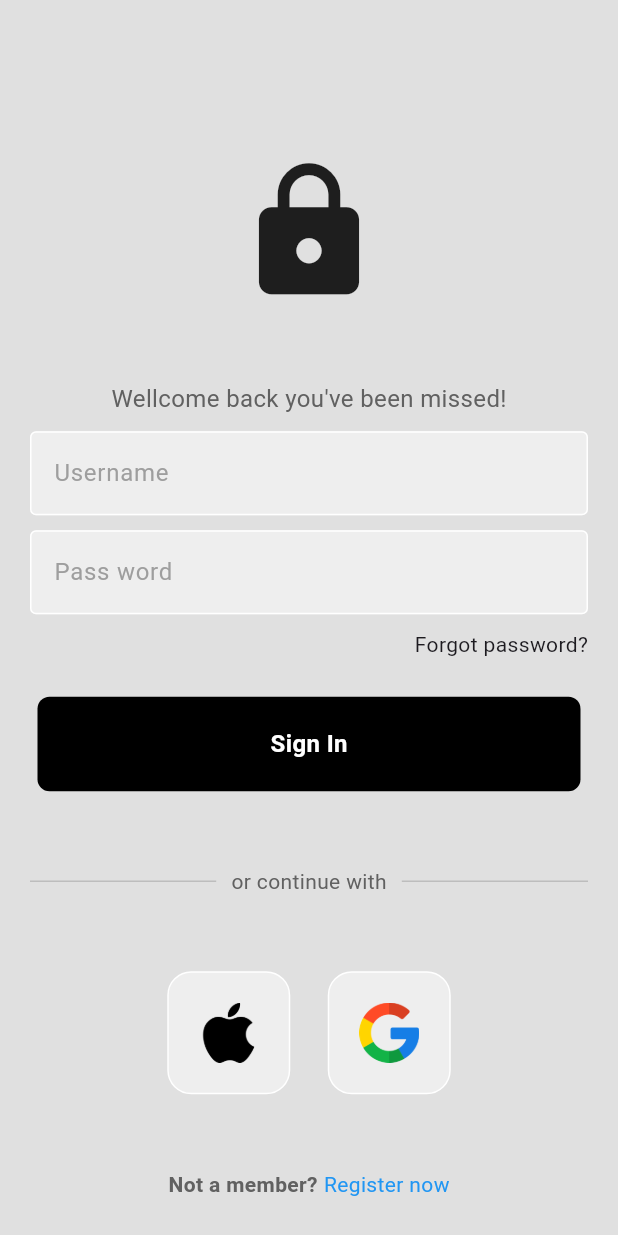
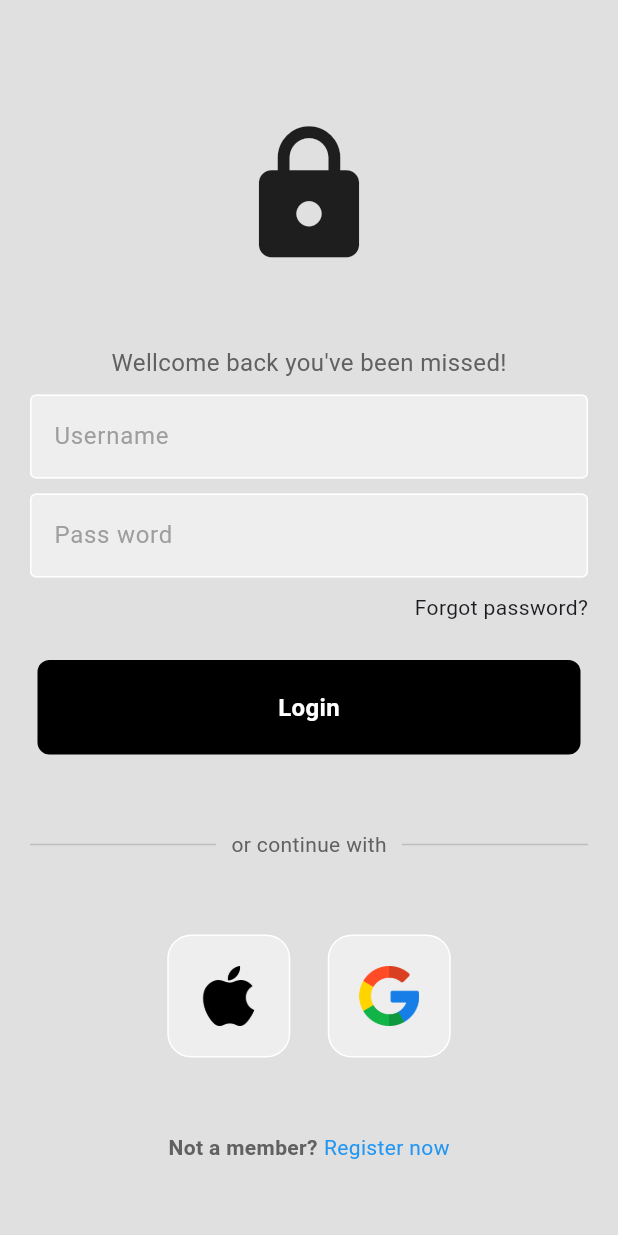
Before and after one commit to rornmarin/firebase-crud, a Flutter app: the screen it shows after launch, on a phone screen of 412 x 824 dp. Run offline on Flutter 3.47's test engine with Material 2 defaults, Android fonts, the phone set to English and light mode, and no system bars; our stand-ins replace firebase_auth, firebase_core, get; accounts and stored records are empty.

Commit message:
Update Signin

```diff
--- a/lib/components/my_button.dart
+++ b/lib/components/my_button.dart
@@ -1,8 +1,9 @@
 import 'package:flutter/material.dart';
 
 class Mybutton extends StatelessWidget {
+  final String? label;
   final Function()? onTap;
-  const Mybutton({super.key, required this.onTap});
+  const Mybutton({super.key, required this.onTap, this.label});
 
   @override
   Widget build(BuildContext context) {
@@ -13,10 +14,10 @@ class Mybutton extends StatelessWidget {
         margin: const EdgeInsets.symmetric(horizontal: 25),
         decoration: BoxDecoration(
             color: Colors.black, borderRadius: BorderRadius.circular(8)),
-        child: const Center(
+        child: Center(
           child: Text(
-            "Sign In",
-            style: TextStyle(
+            "$label",
+            style: const TextStyle(
                 color: Colors.white, fontSize: 16, fontWeight: FontWeight.bold),
           ),
         ),
--- a/lib/components/my_textfile.dart
+++ b/lib/components/my_textfile.dart
@@ -2,7 +2,8 @@
 import 'package:flutter/material.dart';
 
 class MytextFile extends StatelessWidget {
-  final controller;
+  final TextEditingController? controller;
+  final void Function(String)? onchanged;
   final String hintText;
   final bool obscursText;
   const MytextFile({
@@ -10,6 +11,7 @@ class MytextFile extends StatelessWidget {
     required this.controller,
     required this.hintText,
     required this.obscursText,
+    this.onchanged,
   }) : super(key: key);
 
   @override
@@ -17,6 +19,7 @@ class MytextFile extends StatelessWidget {
     return Padding(
       padding: const EdgeInsets.symmetric(horizontal: 20),
       child: TextField(
+        onChanged: onchanged,
         controller: controller,
         obscureText: obscursText,
         decoration: InputDecoration(
--- a/lib/components/user_card.dart
+++ b/lib/components/user_card.dart
@@ -1,5 +1,5 @@
-import 'package:firebase_test/add_user.dart';
-import 'package:firebase_test/edit_user.dart';
+import 'package:firebase_test/screen/add_user.dart';
+import 'package:firebase_test/screen/edit_user.dart';
 import 'package:flutter/material.dart';
 
 class UserCard extends StatelessWidget {
--- a/lib/loginpage.dart
+++ /dev/null
@@ -1,146 +0,0 @@
-import 'package:firebase_test/components/my_textfile.dart';
-import 'package:firebase_test/components/square_title.dart';
-import 'package:firebase_test/homescreen.dart';
-import 'package:flutter/material.dart';
-
-import 'components/my_button.dart';
-
-class LoginPage extends StatelessWidget {
-  LoginPage({super.key});
-
-  final userController = TextEditingController();
-  final passwordController = TextEditingController();
-
-  // void signUserIn() {}
-
-  @override
-  Widget build(BuildContext context) {
-    return Scaffold(
-      backgroundColor: Colors.grey[300],
-      body: SafeArea(
-        child: Center(
-          child: Column(
-            mainAxisAlignment: MainAxisAlignment.center,
-            children: [
-              const SizedBox(
-                height: 80,
-              ),
-              const Icon(
-                Icons.lock,
-                size: 100,
-              ),
-              const SizedBox(
-                height: 50,
-              ),
-              Text(
-                "Wellcome back you've been missed!",
-                style: TextStyle(color: Colors.grey[700], fontSize: 16),
-              ),
-              const SizedBox(
-                height: 10,
-              ),
-              MytextFile(
-                  controller: userController,
-                  hintText: "Username",
-                  obscursText: false),
-              const SizedBox(
-                height: 10,
-              ),
-              MytextFile(
-                  controller: passwordController,
-                  hintText: "Pass word",
-                  obscursText: true),
-              const SizedBox(
-                height: 10,
-              ),
-              const Padding(
-                padding: EdgeInsets.symmetric(horizontal: 20),
-                child: Row(
-                  mainAxisAlignment: MainAxisAlignment.end,
-                  children: [
-                    Text("Forgot password?"),
-                  ],
-                ),
-              ),
-              const SizedBox(
-                height: 25,
-              ),
-              Mybutton(
-                onTap: () {
-                  Navigator.push(
-                    context,
-                    MaterialPageRoute(builder: (BuildContext context) {
-                      return const HomeScreen();
-                    }),
-                  );
-                },
-              ),
-              const SizedBox(
-                height: 50,
-              ),
-              Padding(
-                padding: const EdgeInsets.symmetric(horizontal: 20),
-                child: Row(
-                  children: [
-                    Expanded(
-                      child: Divider(
-                        // thickness: 1,
-                        color: Colors.grey[400],
-                      ),
-                    ),
-                    Padding(
-                      padding: const EdgeInsets.symmetric(horizontal: 10),
-                      child: Text(
-                        'or continue with',
-                        style: TextStyle(color: Colors.grey[700]),
-                      ),
-                    ),
-                    Expanded(
-                      child: Divider(
-                        // thickness: 0.5,
-                        color: Colors.grey[400],
-                      ),
-                    ),
-                  ],
-                ),
-              ),
-              const SizedBox(
-                height: 50,
-              ),
-              const Row(
-                mainAxisAlignment: MainAxisAlignment.center,
-                children: [
-                  SquareTitle(imagePath: 'assets/images/apple.png'),
-                  SizedBox(
-                    width: 25,
-                  ),
-                  SquareTitle(imagePath: 'assets/images/google.png')
-                ],
-              ),
-              const SizedBox(
-                height: 50,
-              ),
-              Row(
-                mainAxisAlignment: MainAxisAlignment.center,
-                children: [
-                  Text(
-                    'Not a member?',
-                    style: TextStyle(
-                        fontWeight: FontWeight.w700, color: Colors.grey[700]),
-                  ),
-                  const SizedBox(
-                    width: 4,
-                  ),
-                  const Text(
-                    'Register now',
-                    style: TextStyle(color: Colors.blue),
-                  )
-                ],
-              )
-            ],
-          ),
-        ),
-      ),
-    );
-  }
-}
--- a/lib/main.dart
+++ b/lib/main.dart
@@ -1,5 +1,6 @@
 import 'package:flutter/material.dart';
-import 'loginpage.dart';
+import 'package:get/get.dart';
+import 'screen/loginpage.dart';
 import 'package:firebase_core/firebase_core.dart';
 import 'firebase_options.dart';
 
@@ -16,7 +17,7 @@ class MyApp extends StatelessWidget {
 
   @override
   Widget build(BuildContext context) {
-    return MaterialApp(
+    return GetMaterialApp(
       debugShowCheckedModeBanner: false,
       title: 'Flutter Demo',
       theme: ThemeData(
--- a/lib/homescreen.dart
+++ b/lib/screen/homescreen.dart
@@ -1,4 +1,4 @@
-import 'package:firebase_test/add_user.dart';
+import 'package:firebase_test/screen/add_user.dart';
 import 'package:firebase_test/components/user_card.dart';
 import 'package:flutter/material.dart';
 
--- /dev/null
+++ b/lib/screen/loginpage.dart
@@ -0,0 +1,162 @@
+import 'package:firebase_test/components/my_textfile.dart';
+import 'package:firebase_test/components/square_title.dart';
+import 'package:firebase_test/screen/homescreen.dart';
+import 'package:firebase_test/screen/register_screen.dart';
+import 'package:flutter/material.dart';
+
+import '../components/my_button.dart';
+
+class LoginPage extends StatelessWidget {
+  LoginPage({super.key});
+
+  final userController = TextEditingController();
+  final passwordController = TextEditingController();
+
+  // void signUserIn() {}
+
+  @override
+  Widget build(BuildContext context) {
+    return Scaffold(
+      backgroundColor: Colors.grey[300],
+      body: SingleChildScrollView(
+        child: SafeArea(
+          child: Center(
+            child: Column(
+              mainAxisAlignment: MainAxisAlignment.center,
+              children: [
+                const SizedBox(
+                  height: 80,
+                ),
+                const Icon(
+                  Icons.lock,
+                  size: 100,
+                ),
+                const SizedBox(
+                  height: 50,
+                ),
+                Text(
+                  "Wellcome back you've been missed!",
+                  style: TextStyle(color: Colors.grey[700], fontSize: 16),
+                ),
+                const SizedBox(
+                  height: 10,
+                ),
+                MytextFile(
+                    controller: userController,
+                    hintText: "Username",
+                    obscursText: false),
+                const SizedBox(
+                  height: 10,
+                ),
+                MytextFile(
+                    controller: passwordController,
+                    hintText: "Pass word",
+                    obscursText: true),
+                const SizedBox(
+                  height: 10,
+                ),
+                const Padding(
+                  padding: EdgeInsets.symmetric(horizontal: 20),
+                  child: Row(
+                    mainAxisAlignment: MainAxisAlignment.end,
+                    children: [
+                      Text("Forgot password?"),
+                    ],
+                  ),
+                ),
+                const SizedBox(
+                  height: 25,
+                ),
+                Mybutton(
+                  label: "Login",
+                  onTap: () {
+                    Navigator.push(
+                      context,
+                      MaterialPageRoute(builder: (BuildContext context) {
+                        return const HomeScreen();
+                      }),
+                    );
+                  },
+                ),
+                const SizedBox(
+                  height: 50,
+                ),
+                Padding(
+                  padding: const EdgeInsets.symmetric(horizontal: 20),
+                  child: Row(
+                    children: [
+                      Expanded(
+                        child: Divider(
+                          // thickness: 1,
+                          color: Colors.grey[400],
+                        ),
+                      ),
+                      Padding(
+                        padding: const EdgeInsets.symmetric(horizontal: 10),
+                        child: Text(
+                          'or continue with',
+                          style: TextStyle(color: Colors.grey[700]),
+                        ),
+                      ),
+                      Expanded(
+                        child: Divider(
+                          // thickness: 0.5,
+                          color: Colors.grey[400],
+                        ),
+                      ),
+                    ],
+                  ),
+                ),
+                const SizedBox(
+                  height: 50,
+                ),
+                const Row(
+                  mainAxisAlignment: MainAxisAlignment.center,
+                  children: [
+                    SquareTitle(imagePath: 'assets/images/apple.png'),
+                    SizedBox(
+                      width: 25,
+                    ),
+                    SquareTitle(imagePath: 'assets/images/google.png')
+                  ],
+                ),
+                const SizedBox(
+                  height: 50,
+                ),
+                Row(
+                  mainAxisAlignment: MainAxisAlignment.center,
+                  children: [
+                    Text(
+                      'Not a member?',
+                      style: TextStyle(
+                          fontWeight: FontWeight.w700, color: Colors.grey[700]),
+                    ),
+                    const SizedBox(
+                      width: 4,
+                    ),
+                    GestureDetector(
+                      onTap: () {
+                        Navigator.push(
+                          context,
+                          MaterialPageRoute(
+                            builder: (context) {
+                              return RegisterScreen();
+                            },
+                          ),
+                        );
+                      },
+                      child: const Text(
+                        'Register now',
+                        style: TextStyle(color: Colors.blue),
+                      ),
+                    )
+                  ],
+                )
+              ],
+            ),
+          ),
+        ),
+      ),
+    );
+  }
+}
--- a/pubspec.yaml
+++ b/pubspec.yaml
@@ -36,6 +36,10 @@ dependencies:
   # Use with the CupertinoIcons class for iOS style icons.
   cupertino_icons: ^1.0.2
   firebase_core: ^2.15.1
+  get: ^4.6.5
+  firebase_auth: ^4.8.0
+  cloud_firestore: ^4.9.1
+
 
 dev_dependencies:
   flutter_test:
```
Also changed, not shown: lib/controller/auth_controller.dart (added, +74 -0 lines), lib/screen/register_screen.dart (added, +165 -0 lines), lib/firebase_options.dart, lib/screen/add_user.dart (renamed from lib/add_user.dart), lib/screen/edit_user.dart (renamed from lib/edit_user.dart), pubspec.lock, 1 other file.
